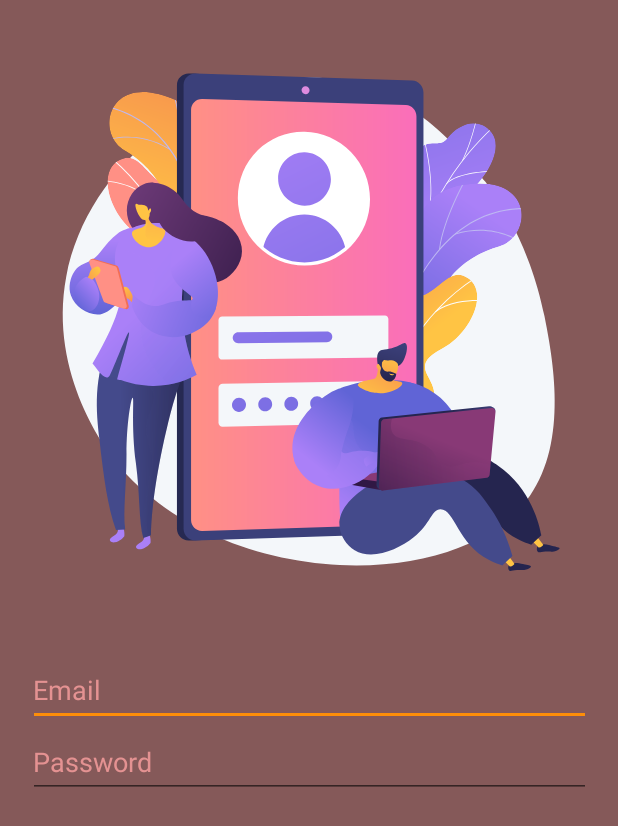
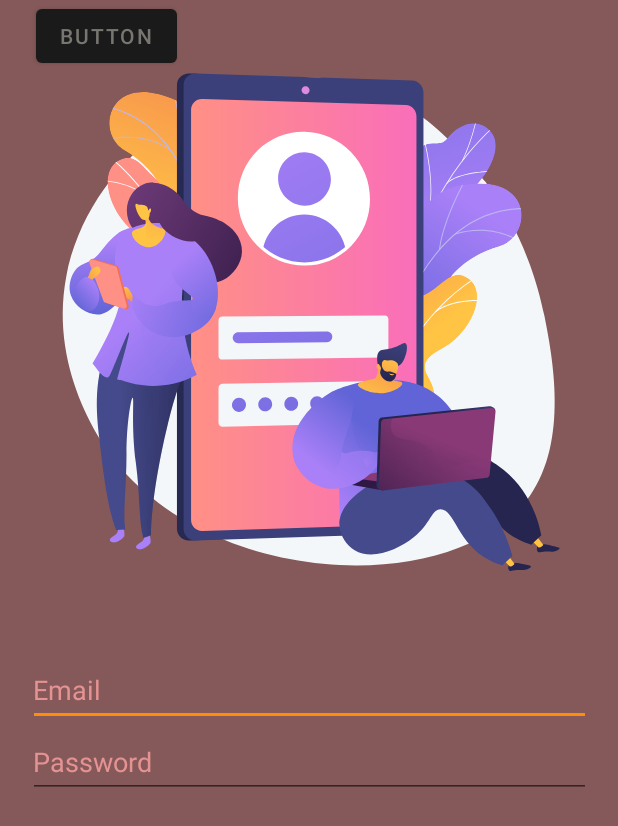
Before and after one commit to skmodi649/Sanskrit, an Android app: the screen it shows after launch (Login_Activity), on a phone screen of 412 x 824 dp. Shown: the top 826 px of the screen. Run offline under Robolectric (Android 15) with nearby library versions, the phone set to English and light mode, and no system bars.

Commit message:
login activity xml button commit

```diff
--- a/app/src/main/res/layout/activity_login.xml
+++ b/app/src/main/res/layout/activity_login.xml
@@ -58,4 +58,14 @@
         app:layout_constraintStart_toStartOf="parent"
         app:layout_constraintTop_toBottomOf="@+id/email" />
 
+    <Button
+        android:id="@+id/button4"
+        android:layout_width="wrap_content"
+        android:layout_height="wrap_content"
+        android:text="Button"
+        app:layout_constraintEnd_toEndOf="parent"
+        app:layout_constraintHorizontal_bias="0.075"
+        app:layout_constraintStart_toStartOf="parent"
+        tools:layout_editor_absoluteY="466dp" />
+
 </androidx.constraintlayout.widget.ConstraintLayout>
```
